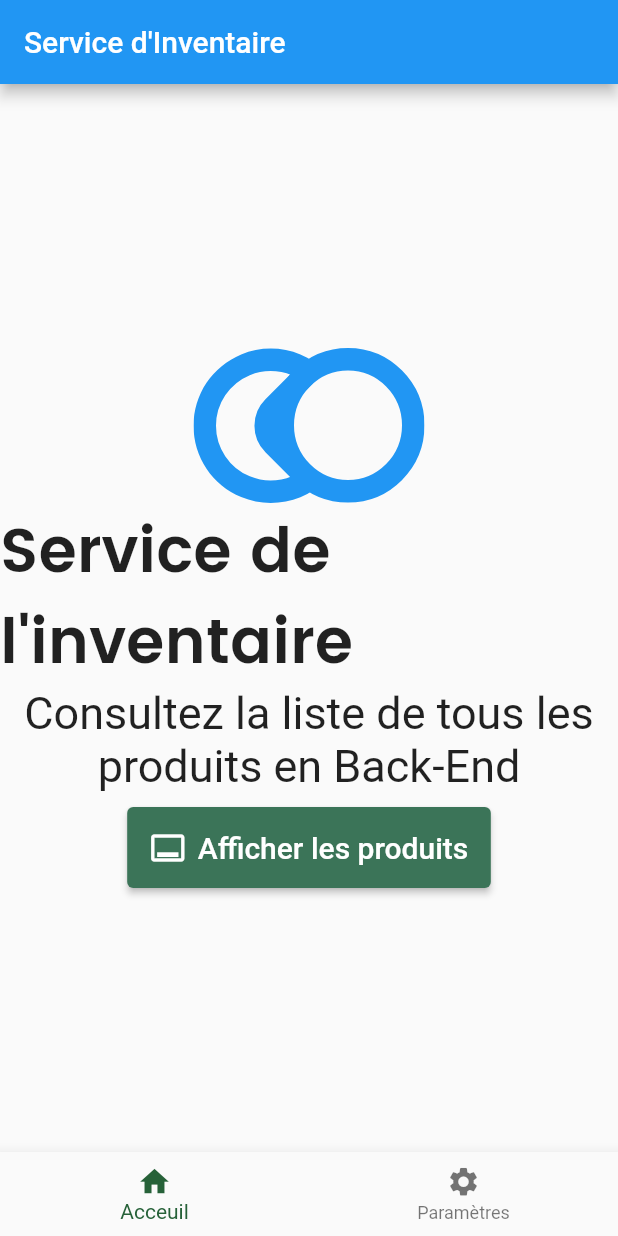
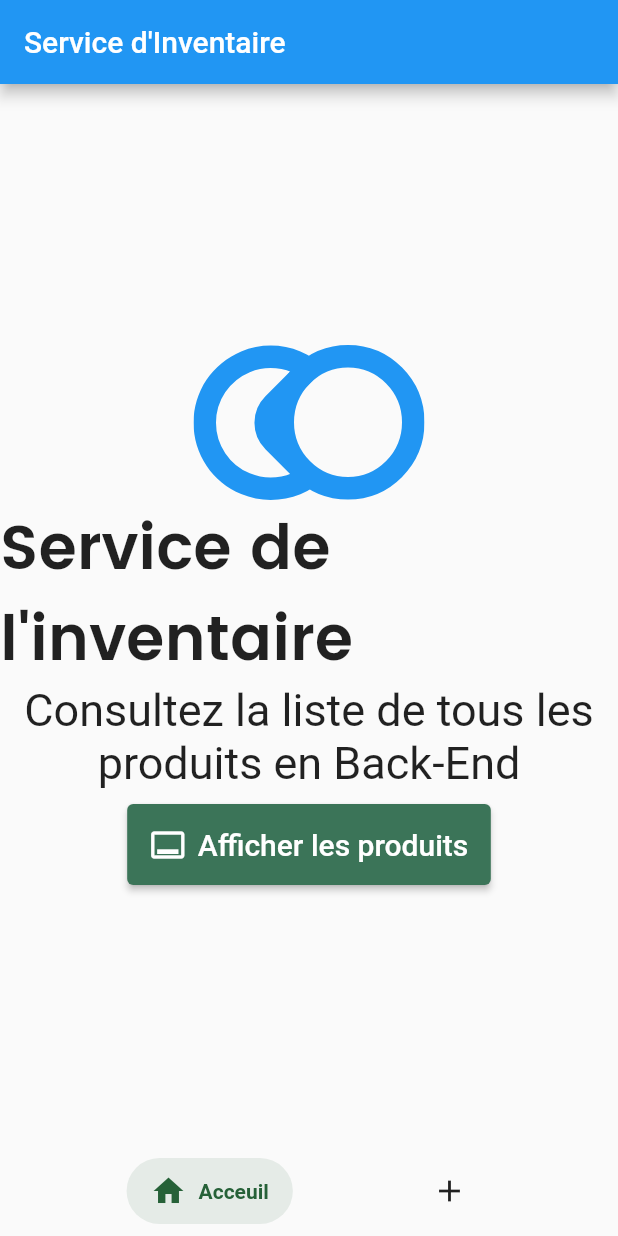
Before and after one commit to MartialKom/First_flutter_App, a Flutter app: the screen it shows after launch, on a phone screen of 412 x 824 dp. Run offline on Flutter 3.47's test engine with Material 2 defaults, Android fonts, the phone set to English and light mode, and no system bars; drawn by our look-alikes of salomon_bottom_bar; our stand-ins replace flutter_svg.

Commit message:
Ajout de la troisième page

```diff
--- a/lib/main.dart
+++ b/lib/main.dart
@@ -1,5 +1,7 @@
 
+import 'package:first_flutter_app/pages/addproduct_page.dart';
 import 'package:flutter/material.dart';
+import 'package:salomon_bottom_bar/salomon_bottom_bar.dart';
 import 'pages/home_page.dart';
 
 void main() {
@@ -29,17 +31,22 @@ setCurrentIndex(int index){
     return  MaterialApp(
       home: Scaffold(
         appBar:  AppBar(
-          title: const Text("Service d'Inventaire"),
+          title: const [
+            Text("Service d'Inventaire"),
+            Text("Ajout d'un prduit")
+          ][current_index],
         ),
-        body: const HomePage(),
-        bottomNavigationBar: BottomNavigationBar(
-          currentIndex: current_index,
-          onTap: (index)=>setCurrentIndex(index),
-          selectedItemColor: Color.fromARGB(255, 38, 97, 56),
-          iconSize: 23,
-          items: const [
-            BottomNavigationBarItem(icon: Icon(Icons.home), label:'Acceuil'),
-            BottomNavigationBarItem(icon: Icon(Icons.settings), label:'Paramètres')
+        body: const [
+          HomePage(),
+          AddPage()
+        ][current_index],
+        bottomNavigationBar: SalomonBottomBar(
+          currentIndex: current_index, //l'index de la page courante
+          onTap: (index)=>setCurrentIndex(index), //On modifie cet index au click
+
+          items:  [
+            SalomonBottomBarItem(icon: const Icon(Icons.home), title: const Text("Acceuil"), selectedColor: const Color.fromARGB(255, 38, 97, 56)),
+            SalomonBottomBarItem(icon: const Icon(Icons.add), title: const Text("Ajouter"), selectedColor:const Color.fromARGB(255, 131, 117, 39) )
           ]
           ),
         ),
--- a/lib/pages/home_page.dart
+++ b/lib/pages/home_page.dart
@@ -48,7 +48,7 @@ class HomePage extends StatelessWidget {
               Navigator.push(
                 context,
                 PageRouteBuilder(
-                    pageBuilder: (_, __, ___) => const EventPage()
+                    pageBuilder: (_, __, ___) => const ProductPage()
                 )
                 );
             },
--- a/pubspec.yaml
+++ b/pubspec.yaml
@@ -32,6 +32,7 @@ dependencies:
   flutter:
     sdk: flutter
   flutter_svg: ^1.1.6
+  salomon_bottom_bar: ^3.3.1
 
 
   # The following adds the Cupertino Icons font to your application.
```
Also changed, not shown: lib/pages/addproduct_page.dart (added, +18 -0 lines), lib/pages/event_page.dart (+4 -4 lines), pubspec.lock.
